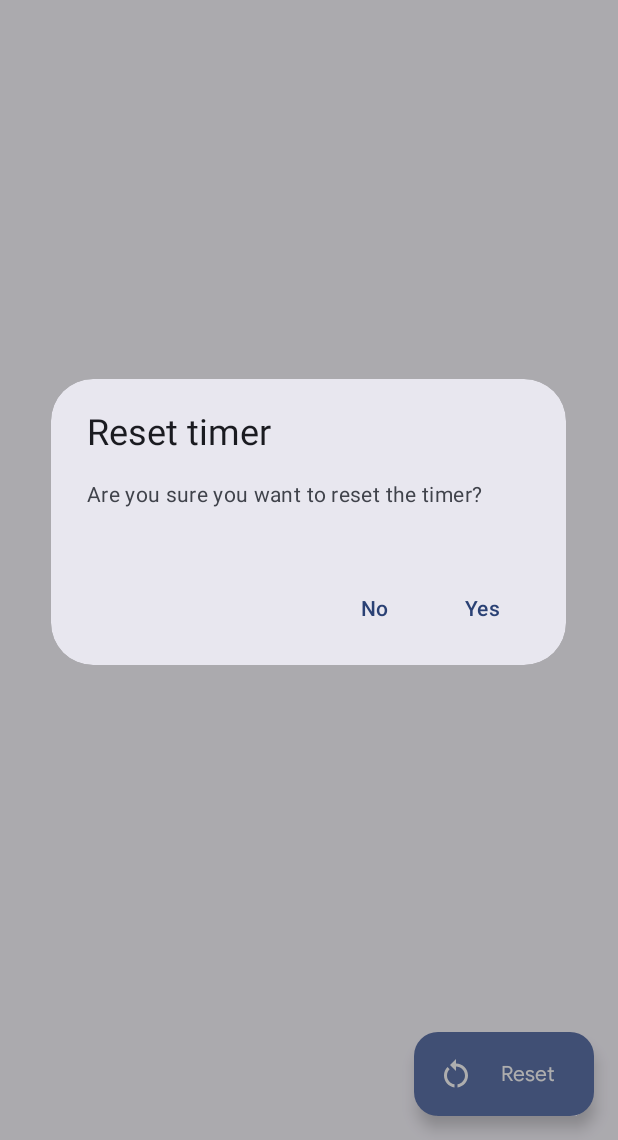
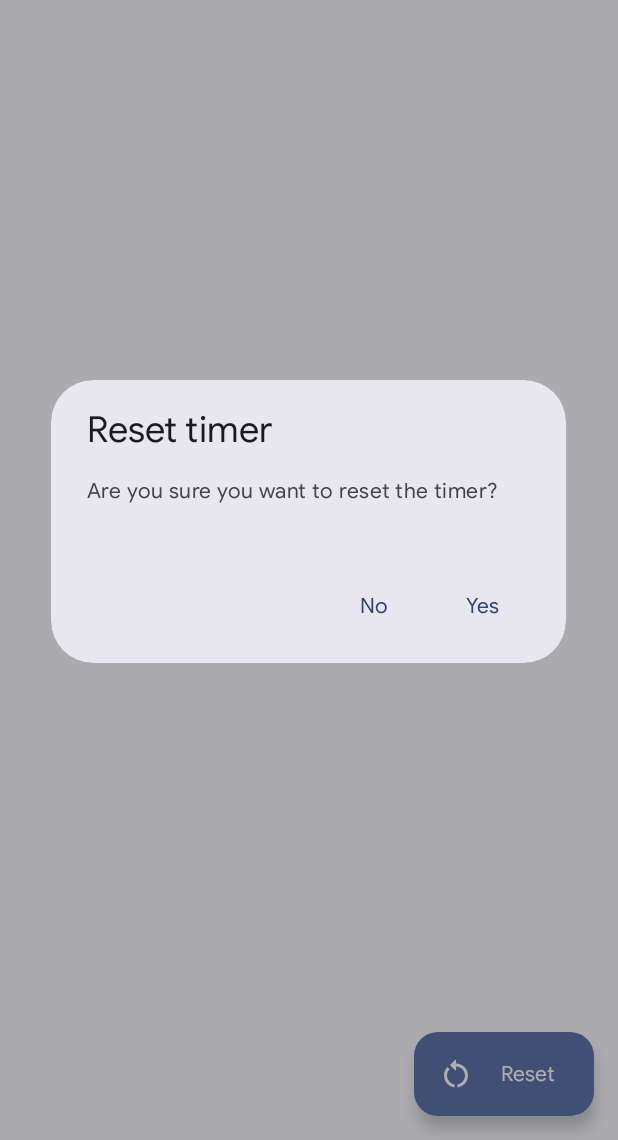
Before and after one commit to aiivy782/cycles, an Android app: the screen it shows after launch (MainActivity), after a tap on "Reset", on a phone screen of 412 x 824 dp, the part 96-1236 px from its top. Run offline under Robolectric (Android 15) with nearby library versions, the phone set to English and light mode, and no system bars.

Commit message:
added more attractive fonts

```diff
--- a/app/src/main/res/font/font.xml
+++ /dev/null
@@ -1,7 +0,0 @@
-<?xml version="1.0" encoding="utf-8"?>
-<font-family xmlns:android="http://schemas.android.com/apk/res/android">
-    <font
-        android:fontStyle="normal"
-        android:fontWeight="400"
-        android:font="@font/google_sans" />
-</font-family>
--- /dev/null
+++ b/app/src/main/res/font/google_sans.xml
@@ -0,0 +1,27 @@
+<?xml version="1.0" encoding="utf-8"?>
+<font-family xmlns:android="http://schemas.android.com/apk/res/android">
+    <font
+        android:fontStyle="normal"
+        android:fontWeight="400"
+        android:font="@font/google_sans_regular" />
+    <font
+        android:fontStyle="italic"
+        android:fontWeight="400"
+        android:font="@font/google_sans_italic" />
+    <font
+        android:fontStyle="normal"
+        android:fontWeight="500"
+        android:font="@font/google_sans_medium" />
+    <font
+        android:fontStyle="italic"
+        android:fontWeight="500"
+        android:font="@font/google_sans_mediumitalic" />
+    <font
+        android:fontStyle="normal"
+        android:fontWeight="700"
+        android:font="@font/google_sans_bold" />
+    <font
+        android:fontStyle="italic"
+        android:fontWeight="700"
+        android:font="@font/google_sans_bold_italic" />
+</font-family>
--- a/app/src/main/res/layout/activity_main.xml
+++ b/app/src/main/res/layout/activity_main.xml
@@ -19,7 +19,7 @@
             android:layout_height="wrap_content"
             android:layout_margin="16dp"
             android:text="@string/action_reset"
-            android:fontFamily="@font/google_sans"
+            android:fontFamily="@font/google_sans_regular"
             app:icon="@drawable/restart_alt_24"
             app:layout_constraintBottom_toBottomOf="parent"
             app:layout_constraintEnd_toEndOf="parent" />
@@ -42,7 +42,7 @@
                 android:textColor="?attr/colorPrimaryContainer"
                 android:textSize="24sp"
                 android:layout_gravity="center"
-                android:fontFamily="@font/google_sans"/>
+                android:fontFamily="@font/google_sans_regular"/>
 
         </com.google.android.material.appbar.MaterialToolbar>
 
@@ -59,7 +59,7 @@
                 android:id="@+id/timerTextView"
                 android:layout_width="wrap_content"
                 android:layout_height="wrap_content"
-                android:fontFamily="@font/google_sans"
+                android:fontFamily="@font/google_sans_regular"
                 android:textSize="36sp"
                 android:textColor="?attr/colorOnPrimaryContainer"
                 app:layout_constraintBottom_toTopOf="@+id/progressBar"
--- a/app/src/main/res/values-night/themes.xml
+++ b/app/src/main/res/values-night/themes.xml
@@ -29,7 +29,7 @@
         <item name="colorPrimaryInverse">@color/md_theme_dark_inversePrimary</item>
     </style>
     <style name="ToolbarTheme" parent="ThemeOverlay.Material3.Toolbar.Surface">
-        <item name="android:fontFamily">@font/google_sans</item>
+        <item name="android:fontFamily">@font/google_sans_regular</item>
         <item name="android:color">@color/md_theme_light_onSecondary</item>
     </style>
 </resources>
--- a/app/src/main/res/values/themes.xml
+++ b/app/src/main/res/values/themes.xml
@@ -1,6 +1,8 @@
 
 <resources>
     <style name="AppTheme" parent="Theme.Material3.DayNight.NoActionBar">
+        <item name="android:fontFamily">@font/google_sans</item>
+        <item name="fontFamily">@font/google_sans</item>
         <item name="colorPrimary">@color/md_theme_light_primary</item>
         <item name="colorOnPrimary">@color/md_theme_light_onPrimary</item>
         <item name="colorPrimaryContainer">@color/md_theme_light_primaryContainer</item>
```
Also changed, not shown: app/src/main/res/font/google_sans_bold.ttf (added), app/src/main/res/font/google_sans_bold_italic.ttf (added), app/src/main/res/font/google_sans_italic.ttf (added), app/src/main/res/font/google_sans_medium.ttf (added), app/src/main/res/font/google_sans_mediumitalic.ttf (added), app/src/main/res/font/google_sans_regular.ttf (renamed from app/src/main/res/font/google_sans.ttf).
